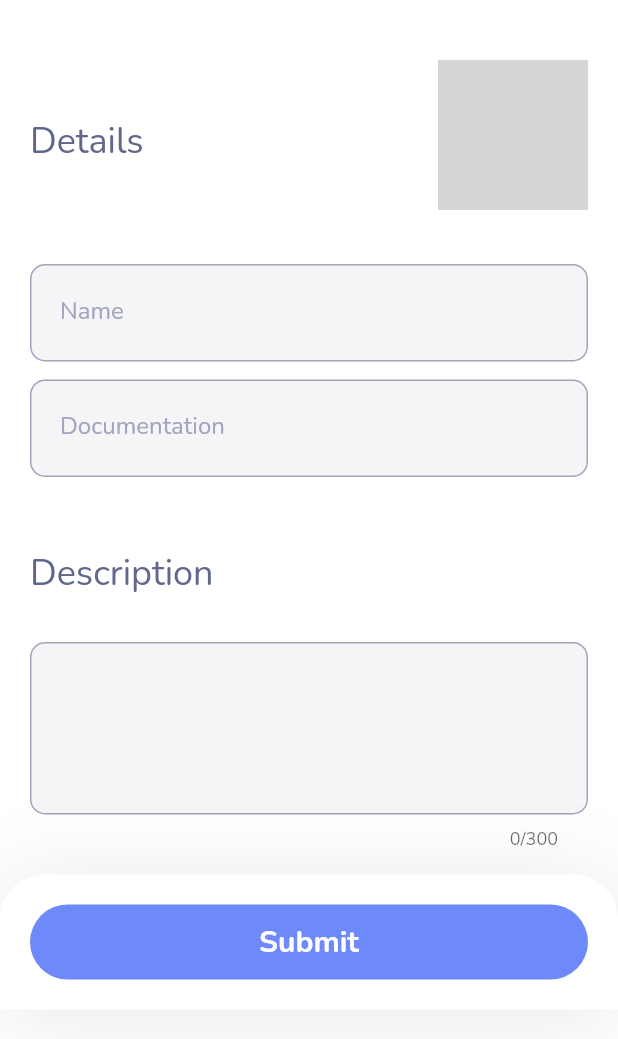
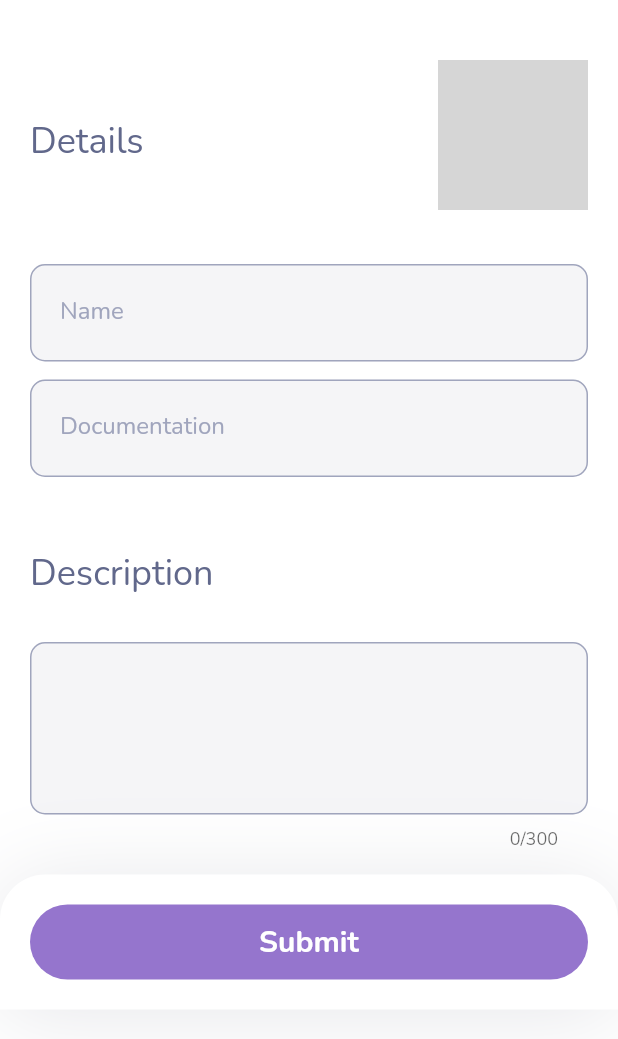
Before and after one commit to HasalaKS/CTSE-Flutter, a Flutter app: the Edit screen opened directly with empty values, on a phone screen of 412 x 824 dp, the part 111-1150 px from its top. Run offline on Flutter 3.47's test engine with Material 2 defaults, Android fonts, the phone set to English and light mode, and no system bars; our stand-ins replace cloud_firestore, device_preview, firebase_core, firebase_storage, flutter_svg, image_picker; missing offline and left inert: cloud_firestore_web, firebase_core_web, firebase_storage_web, image_picker_for_web, shared_preferences_web; accounts and stored records are empty; network calls fail; grey boxes are pictures that could not be loaded.

```diff
--- a/lib/edit/edit.dart
+++ b/lib/edit/edit.dart
@@ -22,7 +22,6 @@ class _EditState extends State<Edit> {
   TextEditingController techNameController = TextEditingController();
   TextEditingController techSiteController = TextEditingController();
   TextEditingController techDescController = TextEditingController();
-  TextEditingController techImageController = TextEditingController();
 
   @override
   void initState() {
@@ -207,7 +206,7 @@ class _EditState extends State<Edit> {
                           height: 56,
                           decoration: BoxDecoration(
                             borderRadius: BorderRadius.circular(40),
-                            color: kBlueColor,
+                            color: Colors.deepPurple.shade300,
                           ),
                           child: Text(
                             "Submit",
@@ -234,7 +233,7 @@ class _EditState extends State<Edit> {
         CircleAvatar(
           radius: 50.0,
           backgroundImage: imgSelected == null
-              ? AssetImage(widget.technology.techImage)
+              ? NetworkImage(widget.technology.techImage)
               : FileImage(imgSelected),
         ),
         Positioned(
```
